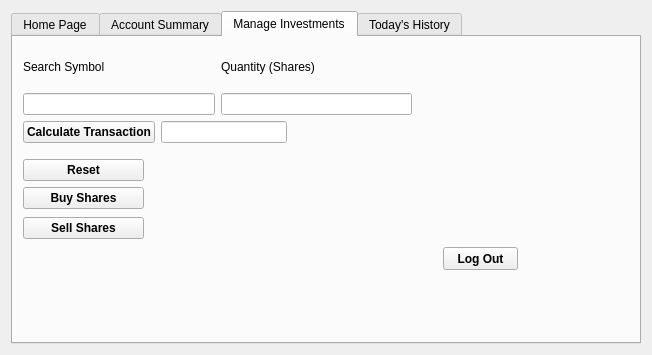
Old version of the form loginpage.ui in the repository ckhajavi/MI5.
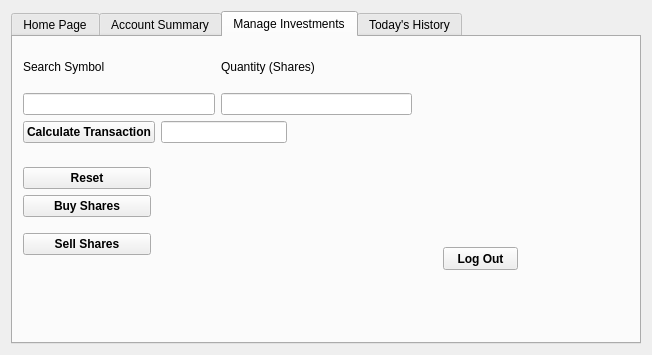
New version of the form. The open tabs and pages were chosen to show the change.

```diff
--- a/loginpage.ui
+++ b/loginpage.ui
@@ -435,8 +435,8 @@
         <rect>
          <x>10</x>
          <y>120</y>
-         <width>121</width>
-         <height>85</height>
+         <width>128</width>
+         <height>109</height>
         </rect>
        </property>
        <layout class="QVBoxLayout" name="verticalLayout_7">
```
Left out of the diff: 20 changed lines with no effect on the pictures.
